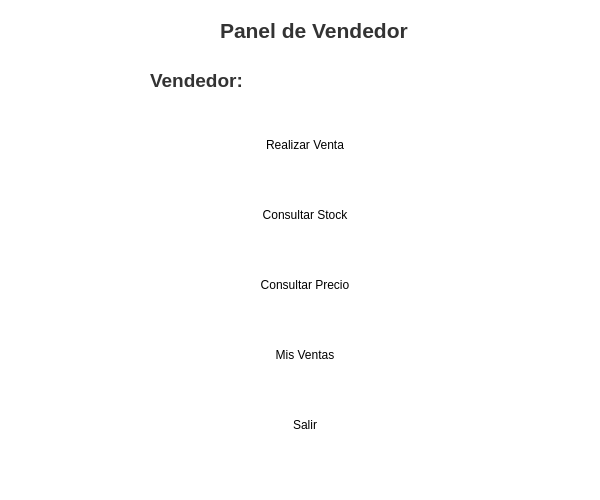
Before: the Qt Designer form gui/vendedor.ui in UTN-BDA-2026/repositorio-grupo-BCCG, drawn with Qt 5.
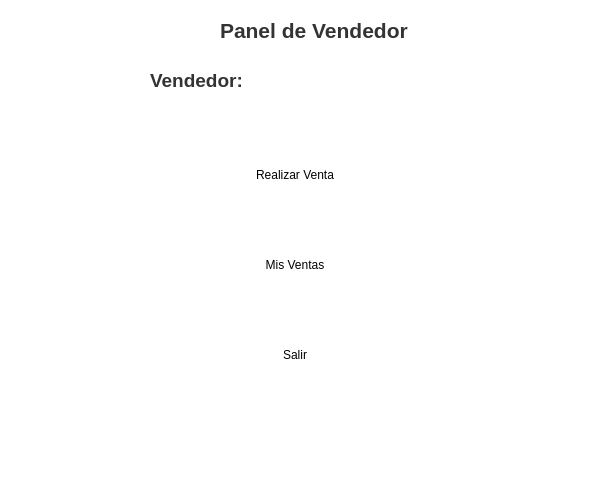
After: the same form once the commit is applied.

Commit message: modifique botones del panel vendedor

The edit to the form file:
```diff
--- a/gui/vendedor.ui
+++ b/gui/vendedor.ui
@@ -66,73 +66,11 @@
     <string>Vendedor:</string>
    </property>
   </widget>
-  <widget class="QPushButton" name="btnStock">
-   <property name="geometry">
-    <rect>
-     <x>230</x>
-     <y>200</y>
-     <width>150</width>
-     <height>30</height>
-    </rect>
-   </property>
-   <property name="styleSheet">
-    <string notr="true">QPushButton {
-    background-color: #FF9100;
-    color: white;
-    border-radius: 10px;
-    font-weight: bold;
-    font-size: 14px;
-    border: 1px solid #D47900;
-}
-
-QPushButton:hover {
-    background-color: #E68200;
-}
-
-QPushButton:pressed {
-    background-color: #CC7400;
-}l</string>
-   </property>
-   <property name="text">
-    <string>Consultar Stock</string>
-   </property>
-  </widget>
-  <widget class="QPushButton" name="btnPrecio">
-   <property name="geometry">
-    <rect>
-     <x>230</x>
-     <y>270</y>
-     <width>150</width>
-     <height>30</height>
-    </rect>
-   </property>
-   <property name="styleSheet">
-    <string notr="true">QPushButton {
-    background-color: #FF9100;
-    color: white;
-    border-radius: 10px;
-    font-weight: bold;
-    font-size: 14px;
-    border: 1px solid #D47900;
-}
-
-QPushButton:hover {
-    background-color: #E68200;
-}
-
-QPushButton:pressed {
-    background-color: #CC7400;
-}l</string>
-   </property>
-   <property name="text">
-    <string>Consultar Precio</string>
-   </property>
-  </widget>
   <widget class="QPushButton" name="btnVentas">
    <property name="geometry">
     <rect>
-     <x>230</x>
-     <y>340</y>
+     <x>220</x>
+     <y>250</y>
      <width>150</width>
      <height>30</height>
     </rect>
@@ -162,8 +100,8 @@
   <widget class="QPushButton" name="btnSalir">
    <property name="geometry">
     <rect>
-     <x>230</x>
-     <y>410</y>
+     <x>220</x>
+     <y>340</y>
      <width>150</width>
      <height>30</height>
     </rect>
@@ -193,8 +131,8 @@
   <widget class="QPushButton" name="pushButton">
    <property name="geometry">
     <rect>
-     <x>230</x>
-     <y>130</y>
+     <x>220</x>
+     <y>160</y>
      <width>150</width>
      <height>30</height>
     </rect>
```
Left out of the diff: 4 changed lines with no effect on the pictures.
